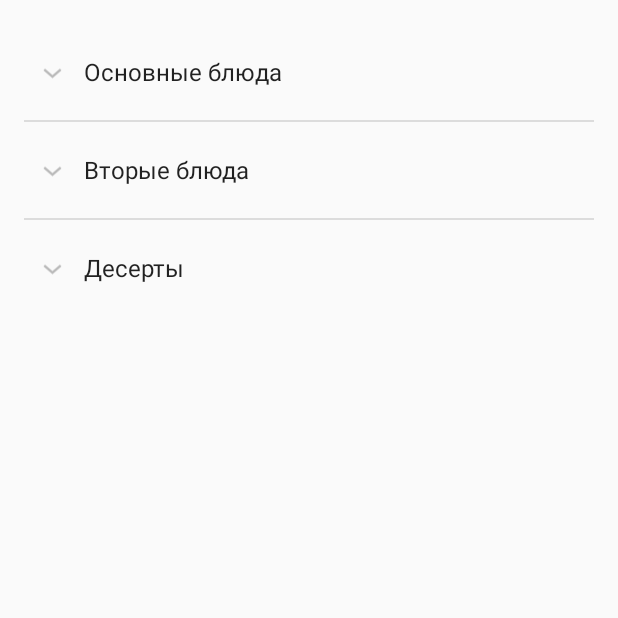
After one commit to Sdernal/RestoSam, an Android app: the MenuActivity screen opened directly, with no data from a screen before it, on a phone screen of 412 x 824 dp, the top half of it. The commit adds this screen. Run offline under Robolectric (Android 15) with nearby library versions, the phone set to English and light mode, and no system bars.

Commit message:
Simple menu added

```diff
--- a/RestoSam/app/src/main/AndroidManifest.xml
+++ b/RestoSam/app/src/main/AndroidManifest.xml
@@ -15,7 +15,8 @@
                 <category android:name="android.intent.category.LAUNCHER" />
             </intent-filter>
         </activity>
-        <activity android:name=".SecondActivity"></activity>
+        <activity android:name=".SecondActivity" />
+        <activity android:name=".MenuActivity"></activity>
     </application>
 
 </manifest>
--- /dev/null
+++ b/RestoSam/app/src/main/java/com/example/sdern_000/restosam/MenuActivity.java
@@ -0,0 +1,120 @@
+package com.example.sdern_000.restosam;
+
+import android.content.Intent;
+import android.support.v7.app.AppCompatActivity;
+import android.os.Bundle;
+import android.view.ViewGroup;
+
+import java.util.ArrayList;
+import java.util.HashMap;
+import java.util.Map;
+
+import android.app.Activity;
+import android.os.Bundle;
+import android.widget.ExpandableListView;
+import android.widget.SimpleExpandableListAdapter;
+
+public class MenuActivity extends Activity {
+
+    // названия компаний (групп)
+    String[] groups = new String[] {"Основные блюда", "Вторые блюда", "Десерты"};
+
+    // названия телефонов (элементов)
+    String[] FirstDishes = new String[] {"Борщ", "Солянка", "Суп-пюре", "Суп куриный"};
+    String[] SecondDishes = new String[] {"Гречка с котлетами", "Жареная картошка", "Плов"};
+    String[] Dessert = new String[] {"Печенье", "Вафли", "Мед", "Тор"};
+
+    // коллекция для групп
+    ArrayList<Map<String, String>> groupData;
+
+    // коллекция для элементов одной группы
+    ArrayList<Map<String, String>> childDataItem;
+
+    // общая коллекция для коллекций элементов
+    ArrayList<ArrayList<Map<String, String>>> childData;
+    // в итоге получится childData = ArrayList<childDataItem>
+
+    // список атрибутов группы или элемента
+    Map<String, String> m;
+
+    ExpandableListView elvMain;
+
+
+    /** Called when the activity is first created. */
+    public void onCreate(Bundle savedInstanceState) {
+        super.onCreate(savedInstanceState);
+        setContentView(R.layout.activity_menu);
+
+        // заполняем коллекцию групп из массива с названиями групп
+        groupData = new ArrayList<Map<String, String>>();
+        for (String group : groups) {
+            // заполняем список атрибутов для каждой группы
+            m = new HashMap<String, String>();
+            m.put("groupName", group); // имя компании
+            groupData.add(m);
+        }
+
+        // список атрибутов групп для чтения
+        String groupFrom[] = new String[] {"groupName"};
+        // список ID view-элементов, в которые будет помещены атрибуты групп
+        int groupTo[] = new int[] {android.R.id.text1};
+
+
+        // создаем коллекцию для коллекций элементов
+        childData = new ArrayList<ArrayList<Map<String, String>>>();
+
+        // создаем коллекцию элементов для первой группы
+        childDataItem = new ArrayList<Map<String, String>>();
+        // заполняем список атрибутов для каждого элемента
+        for (String dish : FirstDishes) {
+            m = new HashMap<String, String>();
+            m.put("dishName", dish);
+            m.put("dishPrice", "kek");
+//            m.put("dishPicture", "@drawable/kek");
+            childDataItem.add(m);
+        }
+        // добавляем в коллекцию коллекций
+        childData.add(childDataItem);
+
+        // создаем коллекцию элементов для второй группы
+        childDataItem = new ArrayList<Map<String, String>>();
+        for (String dish : SecondDishes) {
+            m = new HashMap<String, String>();
+            m.put("dishName", dish);
+            m.put("dishPrice", "kek1");
+//            m.put("dishPicture", "@drawable/kek");
+            childDataItem.add(m);
+        }
+        childData.add(childDataItem);
+
+        // создаем коллекцию элементов для третьей группы
+        childDataItem = new ArrayList<Map<String, String>>();
+        for (String dish : Dessert) {
+            m = new HashMap<String, String>();
+            m.put("dishName", dish);
+            m.put("dishPrice", "kek2");
+//            m.put("dishPicture", "@drawable/lol");
+            childDataItem.add(m);
+        }
+        childData.add(childDataItem);
+
+        // список атрибутов элементов для чтения
+        String childFrom[] = new String[] {"dishName", "dishPrice"};
+        // список ID view-элементов, в которые будет помещены атрибуты элементов
+        int childTo[] = new int[] {R.id.dishName, R.id.dishPrice};
+
+        SimpleExpandableListAdapter adapter = new SimpleExpandableListAdapter(
+                this,
+                groupData,
+                android.R.layout.simple_expandable_list_item_1,
+                groupFrom,
+                groupTo,
+                childData,
+                R.layout.menu_item_layout,
+                childFrom,
+                childTo);
+
+        elvMain = (ExpandableListView) findViewById(R.id.elvMain);
+        elvMain.setAdapter(adapter);
+    }
+}
--- /dev/null
+++ b/RestoSam/app/src/main/res/layout/activity_menu.xml
@@ -0,0 +1,21 @@
+<?xml version="1.0" encoding="utf-8"?>
+<RelativeLayout xmlns:android="http://schemas.android.com/apk/res/android"
+    xmlns:tools="http://schemas.android.com/tools"
+    android:id="@+id/activity_menu"
+    android:layout_width="match_parent"
+    android:layout_height="match_parent"
+    android:paddingBottom="@dimen/activity_vertical_margin"
+    android:paddingLeft="@dimen/activity_horizontal_margin"
+    android:paddingRight="@dimen/activity_horizontal_margin"
+    android:paddingTop="@dimen/activity_vertical_margin"
+    tools:context="com.example.sdern_000.restosam.MenuActivity">
+
+    <ExpandableListView
+        android:id="@+id/elvMain"
+        android:layout_width="match_parent"
+        android:layout_height="wrap_content"
+        android:layout_alignParentTop="true"
+        android:layout_alignParentLeft="true"
+        android:layout_alignParentStart="true">
+    </ExpandableListView>
+</RelativeLayout>
--- a/RestoSam/app/src/main/res/layout/activity_second.xml
+++ b/RestoSam/app/src/main/res/layout/activity_second.xml
@@ -31,4 +31,6 @@
         android:layout_alignParentRight="true"
         android:layout_alignParentEnd="true"
         android:id="@+id/button" />
+        <!--android:onClick="OnClick"-->
+
 </RelativeLayout>
--- a/RestoSam/app/src/main/res/values/colors.xml
+++ b/RestoSam/app/src/main/res/values/colors.xml
@@ -3,4 +3,5 @@
     <color name="colorPrimary">#3F51B5</color>
     <color name="colorPrimaryDark">#303F9F</color>
     <color name="colorAccent">#FF4081</color>
+    <color name="buttonColor">#00FF00</color>
 </resources>
--- a/RestoSam/app/src/main/res/values/strings.xml
+++ b/RestoSam/app/src/main/res/values/strings.xml
@@ -3,7 +3,10 @@
     <string name="edit_message">Enter a message</string>
     <string name="button_send">Send</string>
     <string name="button_text">Выбрать ресторан</string>
-
+    <string name="menu1">Основные блюда</string>
+    <string name="menu2">Вторые блюда</string>
+    <string name="menu3">Десерты</string>
+    <string name="menu4">Напитки</string>
     <!-- TODO: Remove or change this placeholder text -->
     <string name="hello_blank_fragment">Hello blank fragment</string>
 </resources>
```
Also changed, not shown: RestoSam/app/src/main/java/com/example/sdern_000/restosam/MainActivity.java (+21 -2 lines), RestoSam/app/src/main/java/com/example/sdern_000/restosam/SecondActivity.java (+26 -0 lines), RestoSam/app/src/main/res/layout/activity_main.xml (+18 -5 lines), RestoSam/app/src/main/res/layout/menu_item_layout.xml (added, +40 -0 lines), RestoSam/app/src/main/res/drawable/lol.jpeg (added).
